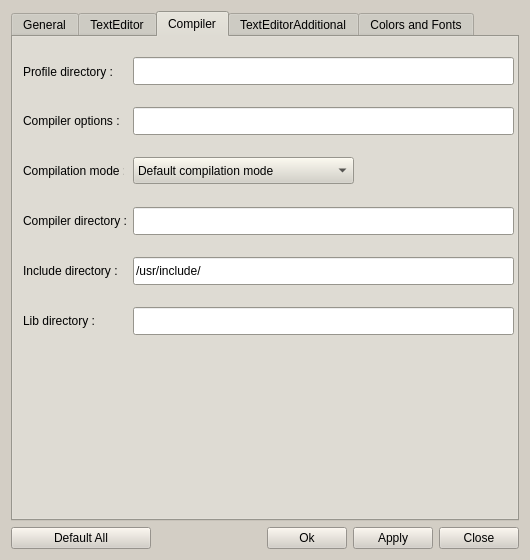
First picture: the form in trunc/src/optionsdialog.ui, repository PLLUG/kuzya, before the edit.
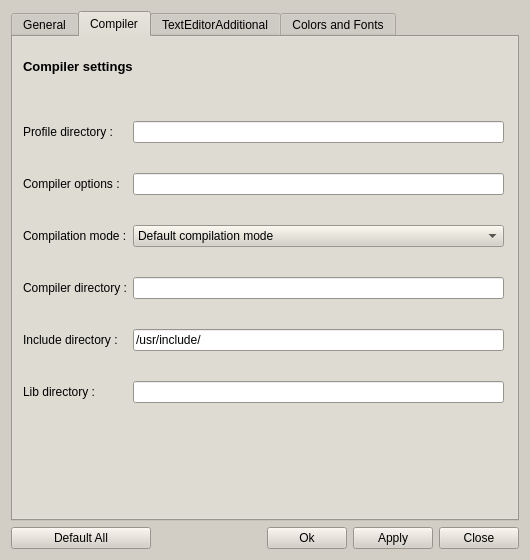
Second picture: the form after the edit. The open tabs and pages were chosen to show the change.

Commit message: step to overcome fignia z shlyahamu. Interface modification part1.

```diff
--- a/trunc/src/optionsdialog.ui
+++ b/trunc/src/optionsdialog.ui
@@ -1087,154 +1087,6 @@
         </item>
        </layout>
       </widget>
-      <widget class="QWidget" name="layoutWidget_2">
-       <property name="geometry">
-        <rect>
-         <x>30</x>
-         <y>400</y>
-         <width>461</width>
-         <height>31</height>
-        </rect>
-       </property>
-       <layout class="QHBoxLayout">
-        <item>
-         <widget class="QLabel" name="label_5">
-          <property name="maximumSize">
-           <size>
-            <width>200</width>
-            <height>16777215</height>
-           </size>
-          </property>
-          <property name="text">
-           <string>Window Font:</string>
-          </property>
-         </widget>
-        </item>
-        <item>
-         <spacer>
-          <property name="orientation">
-           <enum>Qt::Horizontal</enum>
-          </property>
-          <property name="sizeHint" stdset="0">
-           <size>
-            <width>40</width>
-            <height>20</height>
-           </size>
-          </property>
-         </spacer>
-        </item>
-        <item>
-         <widget class="QLabel" name="fontLable">
-          <property name="minimumSize">
-           <size>
-            <width>170</width>
-            <height>0</height>
-           </size>
-          </property>
-          <property name="maximumSize">
-           <size>
-            <width>200</width>
-            <height>16777215</height>
-           </size>
-          </property>
-          <property name="frameShape">
-           <enum>QFrame::WinPanel</enum>
-          </property>
-          <property name="frameShadow">
-           <enum>QFrame::Plain</enum>
-          </property>
-          <property name="text">
-           <string>TextLabel</string>
-          </property>
-          <property name="scaledContents">
-           <bool>false</bool>
-          </property>
-          <property name="openExternalLinks">
-           <bool>false</bool>
-          </property>
-         </widget>
-        </item>
-        <item>
-         <spacer>
-          <property name="orientation">
-           <enum>Qt::Horizontal</enum>
-          </property>
-          <property name="sizeHint" stdset="0">
-           <size>
-            <width>40</width>
-            <height>20</height>
-           </size>
-          </property>
-         </spacer>
-        </item>
-        <item>
-         <widget class="QPushButton" name="fontBtn">
-          <property name="maximumSize">
-           <size>
-            <width>110</width>
-            <height>30</height>
-           </size>
-          </property>
-          <property name="text">
-           <string>Choose...</string>
-          </property>
-         </widget>
-        </item>
-       </layout>
-      </widget>
-     </widget>
-     <widget class="QWidget" name="tabTextEditor">
-      <attribute name="title">
-       <string>TextEditor</string>
-      </attribute>
-      <widget class="QGroupBox" name="progLang">
-       <property name="geometry">
-        <rect>
-         <x>80</x>
-         <y>30</y>
-         <width>351</width>
-         <height>171</height>
-        </rect>
-       </property>
-       <property name="title">
-        <string>Use Cukr for programing on</string>
-       </property>
-       <property name="checkable">
-        <bool>false</bool>
-       </property>
-       <property name="checked">
-        <bool>false</bool>
-       </property>
-       <widget class="QRadioButton" name="cppBtn">
-        <property name="geometry">
-         <rect>
-          <x>110</x>
-          <y>50</y>
-          <width>109</width>
-          <height>25</height>
-         </rect>
-        </property>
-        <property name="text">
-         <string>C/C++</string>
-        </property>
-        <property name="checked">
-         <bool>true</bool>
-        </property>
-       </widget>
-       <widget class="QRadioButton" name="pascalBtn">
-        <property name="geometry">
-         <rect>
-          <x>110</x>
-          <y>90</y>
-          <width>109</width>
-          <height>25</height>
-         </rect>
-        </property>
-        <property name="text">
-         <string>Pascal</string>
-        </property>
-       </widget>
-      </widget>
       <widget class="QGroupBox" name="codelangBox">
        <property name="enabled">
         <bool>true</bool>
@@ -1294,163 +1146,121 @@
       <attribute name="title">
        <string>Compiler</string>
       </attribute>
-      <widget class="QLineEdit" name="profileDirLineEdit">
+      <widget class="QLabel" name="label_77">
        <property name="geometry">
         <rect>
-         <x>120</x>
+         <x>10</x>
          <y>20</y>
-         <width>381</width>
-         <height>28</height>
-        </rect>
-       </property>
-      </widget>
-      <widget class="QLabel" name="label_6">
-       <property name="geometry">
-        <rect>
-         <x>10</x>
-         <y>25</y>
-         <width>90</width>
-         <height>20</height>
-        </rect>
-       </property>
-       <property name="text">
-        <string>Profile directory :</string>
-       </property>
-      </widget>
-      <widget class="QLineEdit" name="compilerOptionsLineEdit">
-       <property name="geometry">
-        <rect>
-         <x>120</x>
-         <y>70</y>
-         <width>381</width>
-         <height>28</height>
-        </rect>
-       </property>
-      </widget>
-      <widget class="QLabel" name="label_7">
-       <property name="geometry">
-        <rect>
-         <x>10</x>
-         <y>75</y>
-         <width>101</width>
+         <width>471</width>
          <height>18</height>
         </rect>
        </property>
-       <property name="text">
-        <string>Compiler options :</string>
+       <property name="font">
+        <font>
+         <pointsize>10</pointsize>
+         <weight>75</weight>
+         <bold>true</bold>
+        </font>
        </property>
-      </widget>
-      <widget class="QComboBox" name="comboBox">
-       <property name="geometry">
-        <rect>
-         <x>120</x>
-         <y>120</y>
-         <width>221</width>
-         <height>27</height>
-        </rect>
-       </property>
-       <item>
-        <property name="text">
-         <string>Default compilation mode</string>
-        </property>
-       </item>
-      </widget>
-      <widget class="QLabel" name="label_8">
-       <property name="geometry">
-        <rect>
-         <x>10</x>
-         <y>125</y>
-         <width>101</width>
-         <height>18</height>
-        </rect>
-       </property>
        <property name="text">
-        <string>Compilation mode :</string>
+        <string>Compiler settings</string>
        </property>
       </widget>
-      <widget class="QLineEdit" name="compilerDirLineEdit">
-       <property name="enabled">
-        <bool>true</bool>
-       </property>
+      <widget class="QWidget" name="">
        <property name="geometry">
         <rect>
-         <x>120</x>
-         <y>170</y>
-         <width>381</width>
-         <height>28</height>
-        </rect>
-       </property>
-      </widget>
-      <widget class="QLineEdit" name="includeDirLineEdit">
-       <property name="enabled">
-        <bool>true</bool>
-       </property>
-       <property name="geometry">
-        <rect>
-         <x>120</x>
-         <y>220</y>
-         <width>381</width>
-         <height>28</height>
-        </rect>
-       </property>
-       <property name="text">
-        <string>/usr/include/</string>
-       </property>
-      </widget>
-      <widget class="QLineEdit" name="libDirLineEdit">
-       <property name="enabled">
-        <bool>true</bool>
-       </property>
-       <property name="geometry">
-        <rect>
-         <x>120</x>
-         <y>270</y>
-         <width>381</width>
-         <height>28</height>
-        </rect>
-       </property>
-       <property name="frame">
-        <bool>true</bool>
-       </property>
-      </widget>
-      <widget class="QLabel" name="label_9">
-       <property name="geometry">
-        <rect>
          <x>10</x>
-         <y>175</y>
-         <width>111</width>
-         <height>18</height>
+         <y>60</y>
+         <width>481</width>
+         <height>331</height>
         </rect>
        </property>
-       <property name="text">
-        <string>Compiler directory :</string>
-       </property>
-      </widget>
-      <widget class="QLabel" name="label_10">
-       <property name="geometry">
-        <rect>
-         <x>10</x>
-         <y>225</y>
-         <width>111</width>
-         <height>18</height>
-        </rect>
-       </property>
-       <property name="text">
-        <string>Include directory :</string>
-       </property>
-      </widget>
-      <widget class="QLabel" name="label_11">
-       <property name="geometry">
-        <rect>
-         <x>10</x>
-         <y>275</y>
-         <width>71</width>
-         <height>18</height>
-        </rect>
-       </property>
-       <property name="text">
-        <string>Lib directory :</string>
-       </property>
+       <layout class="QGridLayout" name="gridLayout">
+        <item row="0" column="0">
+         <widget class="QLabel" name="label_6">
+          <property name="text">
+           <string>Profile directory :</string>
+          </property>
+         </widget>
+        </item>
+        <item row="0" column="1">
+         <widget class="QLineEdit" name="profileDirLineEdit"/>
+        </item>
+        <item row="1" column="0">
+         <widget class="QLabel" name="label_7">
+          <property name="text">
+           <string>Compiler options :</string>
+          </property>
+         </widget>
+        </item>
+        <item row="1" column="1">
+         <widget class="QLineEdit" name="compilerOptionsLineEdit"/>
+        </item>
+        <item row="2" column="0">
+         <widget class="QLabel" name="label_8">
+          <property name="text">
+           <string>Compilation mode :</string>
+          </property>
+         </widget>
+        </item>
+        <item row="2" column="1">
+         <widget class="QComboBox" name="comboBox">
+          <item>
+           <property name="text">
+            <string>Default compilation mode</string>
+           </property>
+          </item>
+         </widget>
+        </item>
+        <item row="3" column="0">
+         <widget class="QLabel" name="label_9">
+          <property name="text">
+           <string>Compiler directory :</string>
+          </property>
+         </widget>
+        </item>
+        <item row="3" column="1">
+         <widget class="QLineEdit" name="compilerDirLineEdit">
+          <property name="enabled">
+           <bool>true</bool>
+          </property>
+         </widget>
+        </item>
+        <item row="4" column="0">
+         <widget class="QLabel" name="label_10">
+          <property name="text">
+           <string>Include directory :</string>
+          </property>
+         </widget>
+        </item>
+        <item row="4" column="1">
+         <widget class="QLineEdit" name="includeDirLineEdit">
+          <property name="enabled">
+           <bool>true</bool>
+          </property>
+          <property name="text">
+           <string>/usr/include/</string>
+          </property>
+         </widget>
+        </item>
+        <item row="5" column="0">
+         <widget class="QLabel" name="label_11">
+          <property name="text">
+           <string>Lib directory :</string>
+          </property>
+         </widget>
+        </item>
+        <item row="5" column="1">
+         <widget class="QLineEdit" name="libDirLineEdit">
+          <property name="enabled">
+           <bool>true</bool>
+          </property>
+          <property name="frame">
+           <bool>true</bool>
+          </property>
+         </widget>
+        </item>
+       </layout>
       </widget>
      </widget>
      <widget class="QWidget" name="tabEditorOpt">
```
Left out of the diff: 185 changed lines with no effect on the pictures. The commit also changes 2 other files.
